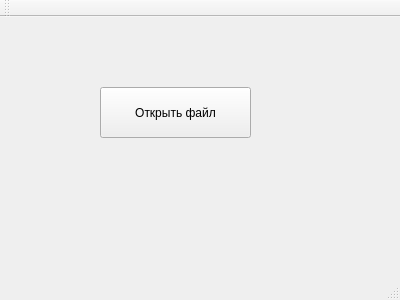
itroff/j2h, file src/mainwindow.ui: the form before one commit.
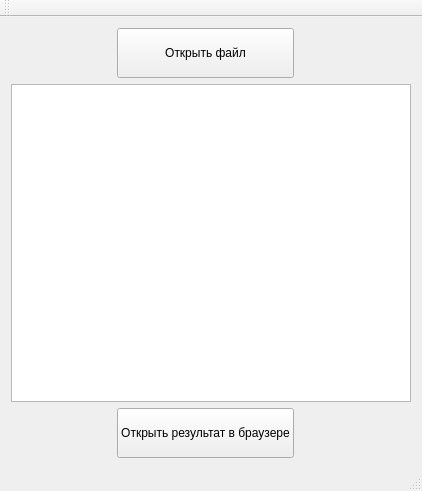
The form after the commit.

Diff of the .ui file:
```diff
--- a/src/mainwindow.ui
+++ b/src/mainwindow.ui
@@ -6,40 +6,104 @@
    <rect>
     <x>0</x>
     <y>0</y>
-    <width>400</width>
-    <height>300</height>
+    <width>418</width>
+    <height>491</height>
    </rect>
   </property>
   <property name="windowTitle">
    <string>MainWindow</string>
   </property>
   <widget class="QWidget" name="centralWidget">
-   <widget class="QPushButton" name="pushButton">
-    <property name="geometry">
-     <rect>
-      <x>100</x>
-      <y>70</y>
-      <width>151</width>
-      <height>51</height>
-     </rect>
-    </property>
-    <property name="text">
-     <string>Открыть файл</string>
-    </property>
-   </widget>
-   <widget class="QLabel" name="label">
-    <property name="geometry">
-     <rect>
-      <x>60</x>
-      <y>140</y>
-      <width>241</width>
-      <height>31</height>
-     </rect>
-    </property>
-    <property name="text">
-     <string/>
-    </property>
-   </widget>
+   <layout class="QGridLayout" name="gridLayout">
+    <item row="1" column="0" rowspan="2" colspan="5">
+     <widget class="QPlainTextEdit" name="plainTextEdit">
+      <property name="minimumSize">
+       <size>
+        <width>400</width>
+        <height>300</height>
+       </size>
+      </property>
+     </widget>
+    </item>
+    <item row="0" column="0">
+     <spacer name="horizontalSpacer">
+      <property name="orientation">
+       <enum>Qt::Horizontal</enum>
+      </property>
+      <property name="sizeHint" stdset="0">
+       <size>
+        <width>73</width>
+        <height>20</height>
+       </size>
+      </property>
+     </spacer>
+    </item>
+    <item row="3" column="4">
+     <spacer name="horizontalSpacer_4">
+      <property name="orientation">
+       <enum>Qt::Horizontal</enum>
+      </property>
+      <property name="sizeHint" stdset="0">
+       <size>
+        <width>73</width>
+        <height>20</height>
+       </size>
+      </property>
+     </spacer>
+    </item>
+    <item row="0" column="3" colspan="2">
+     <spacer name="horizontalSpacer_2">
+      <property name="orientation">
+       <enum>Qt::Horizontal</enum>
+      </property>
+      <property name="sizeHint" stdset="0">
+       <size>
+        <width>79</width>
+        <height>20</height>
+       </size>
+      </property>
+     </spacer>
+    </item>
+    <item row="3" column="0">
+     <spacer name="horizontalSpacer_3">
+      <property name="orientation">
+       <enum>Qt::Horizontal</enum>
+      </property>
+      <property name="sizeHint" stdset="0">
+       <size>
+        <width>73</width>
+        <height>20</height>
+       </size>
+      </property>
+     </spacer>
+    </item>
+    <item row="0" column="1">
+     <widget class="QPushButton" name="pb_open">
+      <property name="minimumSize">
+       <size>
+        <width>0</width>
+        <height>50</height>
+       </size>
+      </property>
+      <property name="text">
+       <string>Открыть файл</string>
+      </property>
+     </widget>
+    </item>
+    <item row="3" column="1">
+     <widget class="QPushButton" name="pb_view">
+      <property name="minimumSize">
+       <size>
+        <width>0</width>
+        <height>50</height>
+       </size>
+      </property>
+      <property name="text">
+       <string>Открыть результат в браузере</string>
+      </property>
+     </widget>
+    </item>
+   </layout>
   </widget>
   <widget class="QMenuBar" name="menuBar">
    <property name="geometry">
```
Left out of the diff: 6 changed lines with no effect on the pictures.
